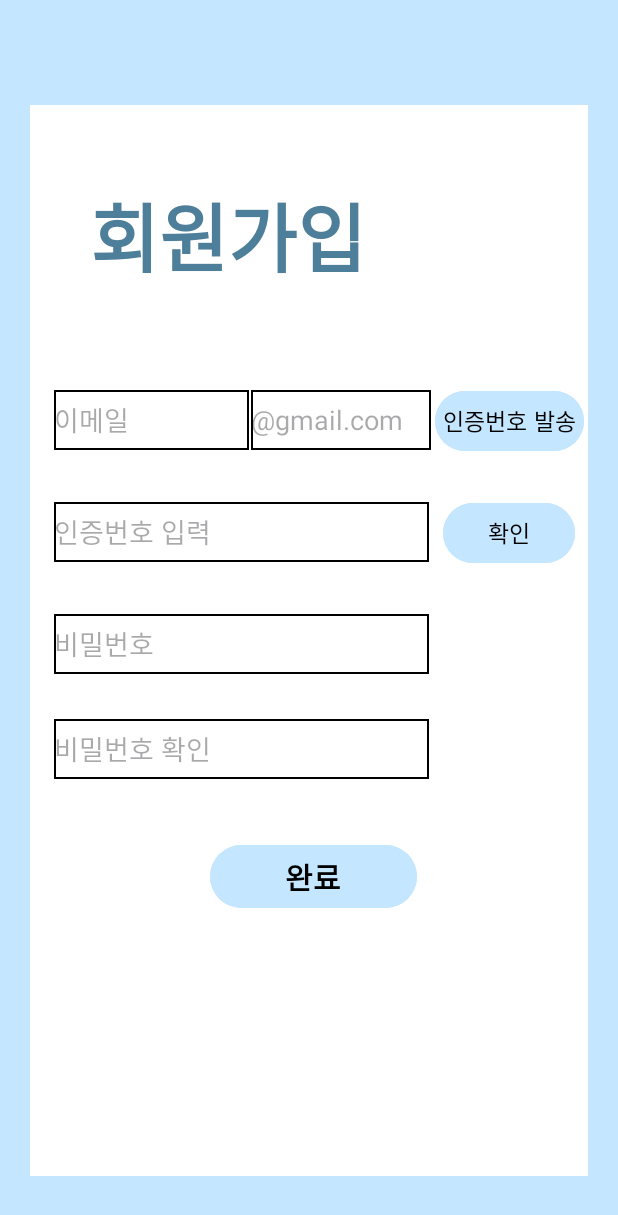
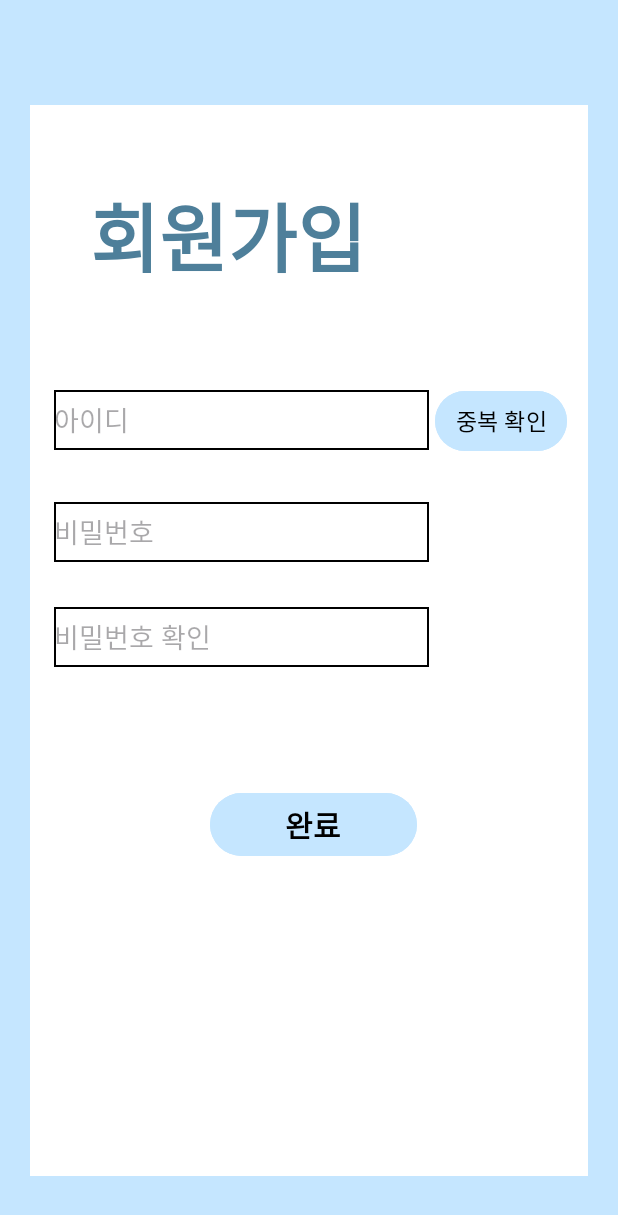
Before and after one commit to hyerim0992/SupportyFE, an Android app: the screen it shows after launch (SignupActivity), after a tap on "회원가입", on a phone screen of 412 x 824 dp. Shown: the top 1215 px of the screen. Run offline under Robolectric (Android 15) with nearby library versions, the phone set to English and light mode, and no system bars; 3 statements that could not run were skipped.

```diff
--- a/app/build.gradle.kts
+++ b/app/build.gradle.kts
@@ -1,6 +1,7 @@
 plugins {
     alias(libs.plugins.androidApplication)
 }
+
 
 android {
     namespace = "com.example.supporty"
@@ -15,6 +16,7 @@ android {
 
         testInstrumentationRunner = "androidx.test.runner.AndroidJUnitRunner"
     }
+
 
     buildTypes {
         release {
@@ -38,4 +40,7 @@ dependencies {
     testImplementation(libs.junit)
     androidTestImplementation(libs.ext.junit)
     androidTestImplementation(libs.espresso.core)
+    implementation("com.squareup.retrofit2:retrofit:2.9.0")
+    implementation("com.squareup.retrofit2:converter-gson:2.9.0")
+
 }
--- a/app/src/main/AndroidManifest.xml
+++ b/app/src/main/AndroidManifest.xml
@@ -1,7 +1,7 @@
 <?xml version="1.0" encoding="utf-8"?>
 <manifest xmlns:android="http://schemas.android.com/apk/res/android"
     xmlns:tools="http://schemas.android.com/tools">
-
+    <uses-permission android:name="android.permission.INTERNET" />
     <application
         android:allowBackup="true"
         android:dataExtractionRules="@xml/data_extraction_rules"
@@ -11,6 +11,7 @@
         android:roundIcon="@mipmap/ic_launcher_round"
         android:supportsRtl="true"
         android:theme="@style/Theme.Supporty"
+        android:usesCleartextTraffic = "true"
         tools:targetApi="31">
         <activity
             android:name=".MainActivity"
@@ -29,6 +30,7 @@
             android:exported="true">
 
         </activity>
+
     </application>
 
 </manifest>
--- a/app/src/main/java/com/example/supporty/MainActivity.java
+++ b/app/src/main/java/com/example/supporty/MainActivity.java
@@ -1,19 +1,53 @@
 package com.example.supporty;
 import android.content.Intent;
 import android.os.Bundle;
+import android.util.Log;
 import android.view.View;
+import android.widget.Button;
+import android.widget.EditText;
 import android.widget.TextView;
 
 import androidx.activity.EdgeToEdge;
+import androidx.annotation.NonNull;
 import androidx.appcompat.app.AppCompatActivity;
 import androidx.core.graphics.Insets;
 import androidx.core.view.ViewCompat;
 import androidx.core.view.WindowInsetsCompat;
+import retrofit2.Call;
+import retrofit2.Callback;
+import retrofit2.Response;
+import retrofit2.Retrofit;
 
 
 public class MainActivity extends AppCompatActivity {
 
     private TextView goSignup;
+    private Button loginButton;
+
+    private EditText loginId, loginPasswd;
+
+    private ApiService apiServiceInterface;
+    private Retrofit retrofit = RetrofitClient.getClient();
+
+    private void login(SignupData data) {
+        apiServiceInterface.loginRequest(data).enqueue(new Callback<SignupRes>() {
+            @Override
+            public void onResponse(@NonNull Call<SignupRes> call, @NonNull Response<SignupRes> response) {
+                SignupRes result = response.body();
+                assert result != null;
+                if(result.getStatus()==200) {
+                    finish();
+                }
+            }
+            @Override
+            public void onFailure(Call<SignupRes> call, Throwable t) {
+                // 통신 실패 시 처리
+                Log.e("로그인 오류", t.getMessage());
+                t.printStackTrace();
+            }
+        });
+    }
+
     @Override
     protected void onCreate(Bundle savedInstanceState) {
         super.onCreate(savedInstanceState);
@@ -25,8 +59,16 @@ public class MainActivity extends AppCompatActivity {
             return insets;
         });
 
+        //로그인 확인 버튼
+        loginButton = findViewById(R.id.loginButton);
+        loginId = findViewById(R.id.loginId);
+        loginPasswd = findViewById(R.id.loginPasswd);
+
+        String id = loginId.getText().toString();
+        String passwd = loginPasswd.getText().toString();
 
         //회원가입 누르면 회원가입 창으로 넘어감
+
         goSignup = findViewById(R.id.goSignup);
 
         goSignup.setOnClickListener(new View.OnClickListener() {
@@ -36,5 +78,14 @@ public class MainActivity extends AppCompatActivity {
                 startActivity(intent);
             }
         });
+
+        loginButton.setOnClickListener(new View.OnClickListener() {
+            @Override
+            public void onClick(View v) {
+               login(new SignupData(id, passwd));
+            }
+        });
+
+
     }
 }
--- a/app/src/main/java/com/example/supporty/SignupActivity.java
+++ b/app/src/main/java/com/example/supporty/SignupActivity.java
@@ -1,69 +1,94 @@
 package com.example.supporty;
 import android.content.Intent;
 import android.os.Bundle;
+import android.util.Log;
 import android.view.View;
 import android.widget.Button;
 import android.widget.EditText;
 import android.widget.Toast;
 
+
 import androidx.activity.EdgeToEdge;
+import androidx.annotation.NonNull;
 import androidx.annotation.Nullable;
 import androidx.appcompat.app.AppCompatActivity;
 
+import retrofit2.Call;
+import retrofit2.Callback;
+import retrofit2.Response;
+import retrofit2.Retrofit;
+import retrofit2.converter.gson.GsonConverterFactory;
+
+
+
 public class SignupActivity extends AppCompatActivity {
 
-    private Button sendCertification, checkCertification, completeSignup;
-    private EditText signupEmail, certificationNumber, signupPasswd, signupPasswdCheck;
+    private Button checkIdDupl, completeSignup;
+    private EditText signupId, signupPasswd, signupPasswdCheck;
+    private ApiService apiServiceInterface;
+    private Retrofit retrofit = RetrofitClient.getClient();
+
+    private void startSignup(SignupData data) {
+        apiServiceInterface.signupRequest(data).enqueue(new Callback<SignupRes>() {
+            @Override
+            public void onResponse(@NonNull Call<SignupRes> call, @NonNull Response<SignupRes> response) {
+                SignupRes result = response.body();
+                assert result != null;
+                if(result.getStatus()==200) {
+                    finish();
+                }
+            }
+
+            @Override
+            public void onFailure(Call<SignupRes> call, Throwable t) {
+                // 통신 실패 시 처리
+                Log.e("회원가입 오류", t.getMessage());
+                t.printStackTrace();
+            }
+        });
+
+    }
     @Override
     protected void onCreate(@Nullable Bundle savedInstanceState) {
         super.onCreate(savedInstanceState);
         EdgeToEdge.enable(this);
         setContentView(R.layout.activity_signup);
 
-        signupEmail = findViewById(R.id.signupEmail);
-        certificationNumber = findViewById(R.id.certification);
-        sendCertification = findViewById(R.id.sendCertification);
-        checkCertification = findViewById(R.id.checkCertification);
+        signupId = findViewById(R.id.signupId);
+        checkIdDupl = findViewById(R.id.checkIdDupl);
         signupPasswd = findViewById(R.id.signupPasswd);
         signupPasswdCheck = findViewById(R.id.signupPasswdCheck);
         completeSignup = findViewById(R.id.completeSignup);
+        //retrofit = RetrofitClient.getClient();
+        apiServiceInterface = retrofit.create(ApiService.class);
 
 
-        sendCertification.setOnClickListener(new View.OnClickListener() {
-            @Override
-            public void onClick(View v) {
-                Toast.makeText(getApplicationContext(),"인증번호 발송",Toast.LENGTH_LONG).show();
-            }
-        });
+//        checkIdDupl.setOnClickListener(new View.OnClickListener() {
+//            @Override
+//            public void onClick(View v) {
+//
+//            }
+//        });
 
-
-        checkCertification.setOnClickListener(new View.OnClickListener() {
-            @Override
-            public void onClick(View v) {
-                Toast.makeText(getApplicationContext(),"인증번호 확인",Toast.LENGTH_LONG).show();
-            }
-        });
-
-
-        completeSignup.setOnClickListener(new View.OnClickListener() {
-            @Override
-            public void onClick(View v) {
-                String email = signupEmail.getText().toString();
-                String certfication = certificationNumber.getText().toString();
+        completeSignup.setOnClickListener(v -> {
+            String id = signupId.getText().toString();
             String passwd = signupPasswd.getText().toString();
             String passwdCheck = signupPasswdCheck.getText().toString();
 
-                if( email.isEmpty() || certfication.isEmpty() || passwd.isEmpty() || passwdCheck.isEmpty()) {
+            if( id.isEmpty() || passwd.isEmpty() || passwdCheck.isEmpty()) {
                 Toast.makeText(getApplicationContext(), "정보를 모두 입력하세요", Toast.LENGTH_LONG).show();
             }
             else if (!passwd.equals(passwdCheck)) {
                 Toast.makeText(getApplicationContext(), "비밀번호가 일치하지 않습니다", Toast.LENGTH_LONG).show();
             } else {
-                    Intent intent = new Intent(SignupActivity.this, HomeActivity.class);
-                    startActivity(intent);
+                startSignup(new SignupData(id, passwd));
+                finish();
+//              Intent intent = new Intent(SignupActivity.this, HomeActivity.class);
+//              startActivity(intent);
             }
 
-            }
         });
+
+
     }
 }
--- a/app/src/main/res/layout/activity_signup.xml
+++ b/app/src/main/res/layout/activity_signup.xml
@@ -32,32 +32,21 @@
         </TextView>
 
         <EditText
-            android:id="@+id/signupEmail"
-            android:layout_width="130sp"
+            android:id="@+id/signupId"
+            android:layout_width="250sp"
             android:layout_height="40sp"
-            android:hint="이메일"
+            android:hint="아이디"
             android:maxLength="50"
             android:background="@drawable/edittext_border"
             android:layout_marginStart="16sp"
             android:layout_marginTop="50sp">
         </EditText>
 
-        <EditText
-            android:layout_width="120sp"
-            android:layout_height="40sp"
-            android:hint="\@gmail.com"
-            android:enabled="false"
-            android:background="@drawable/edittext_border"
-            android:layout_marginStart="147sp"
-            android:layout_marginTop="-40sp">
-        </EditText>
-
-
         <Button
-            android:id="@+id/sendCertification"
+            android:id="@+id/checkIdDupl"
             android:layout_width="wrap_content"
             android:layout_height="wrap_content"
-            android:text="인증번호 발송"
+            android:text="중복 확인"
             android:textColor="@color/black"
             android:backgroundTint="@color/mainColor"
             android:padding="5sp"
@@ -67,31 +56,6 @@
 
         </Button>
 
-        <EditText
-            android:id="@+id/certification"
-            android:layout_width="250sp"
-            android:layout_height="40sp"
-            android:inputType="numberDecimal"
-            android:hint="인증번호 입력"
-            android:maxLength="6"
-            android:background="@drawable/edittext_border"
-            android:layout_marginStart="16sp"
-            android:layout_marginTop="30sp">
-        </EditText>
-
-        <Button
-            android:id="@+id/checkCertification"
-            android:layout_width="wrap_content"
-            android:layout_height="wrap_content"
-            android:text="확인"
-            android:textColor="@color/black"
-            android:backgroundTint="@color/mainColor"
-            android:padding="5sp"
-            android:textSize="15sp"
-            android:layout_marginStart="275sp"
-            android:layout_marginTop="-43sp">
-
-        </Button>
 
         <EditText
             android:id="@+id/signupPasswd"
@@ -128,7 +92,7 @@
             android:paddingHorizontal="50sp"
             android:textSize="20sp"
             android:layout_marginStart="120sp"
-            android:layout_marginTop="40sp">
+            android:layout_marginTop="80sp">
         </Button>
 
 
--- a/app/src/main/res/values/strings.xml
+++ b/app/src/main/res/values/strings.xml
@@ -1,6 +1,6 @@
 <resources>
     <string name="app_name">Supporty</string>
-    <string name="emailText">이메일</string>
+    <string name="idText">아이디</string>
     <string name="title">Supporty</string>
     <string name="passwdText">비밀번호</string>
     <string name="signupText">회원가입</string>
--- a/gradle/libs.versions.toml
+++ b/gradle/libs.versions.toml
@@ -7,6 +7,7 @@ appcompat = "1.6.1"
 material = "1.10.0"
 activity = "1.8.0"
 constraintlayout = "2.1.4"
+retrofit = "2.9.0"
 
 [libraries]
 junit = { group = "junit", name = "junit", version.ref = "junit" }
@@ -16,6 +17,7 @@ appcompat = { group = "androidx.appcompat", name = "appcompat", version.ref = "a
 material = { group = "com.google.android.material", name = "material", version.ref = "material" }
 activity = { group = "androidx.activity", name = "activity", version.ref = "activity" }
 constraintlayout = { group = "androidx.constraintlayout", name = "constraintlayout", version.ref = "constraintlayout" }
+retrofit = { module = "com.squareup.retrofit2:retrofit", version.ref = "retrofit" }
 
 [plugins]
 androidApplication = { id = "com.android.application", version.ref = "agp" }
```
Also changed, not shown: app/src/main/res/layout/activity_home.xml (+43 -0 lines), app/src/main/res/layout/activity_main.xml (+19 -18 lines). Lines whose indentation alone changed are shown as unchanged.
